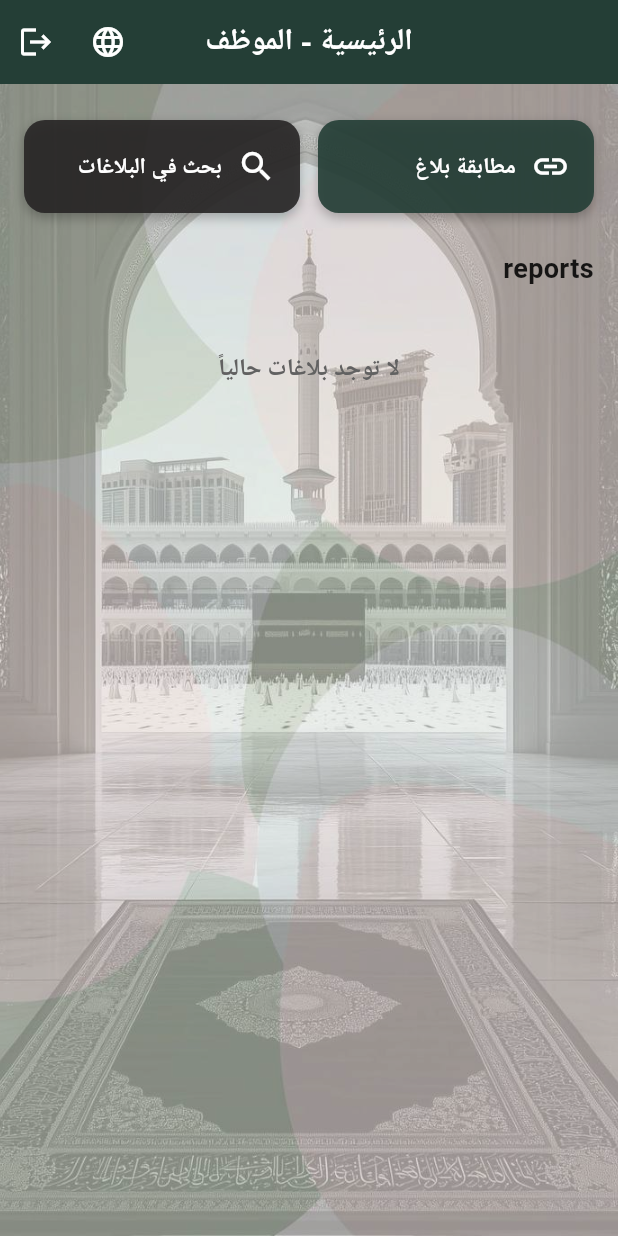
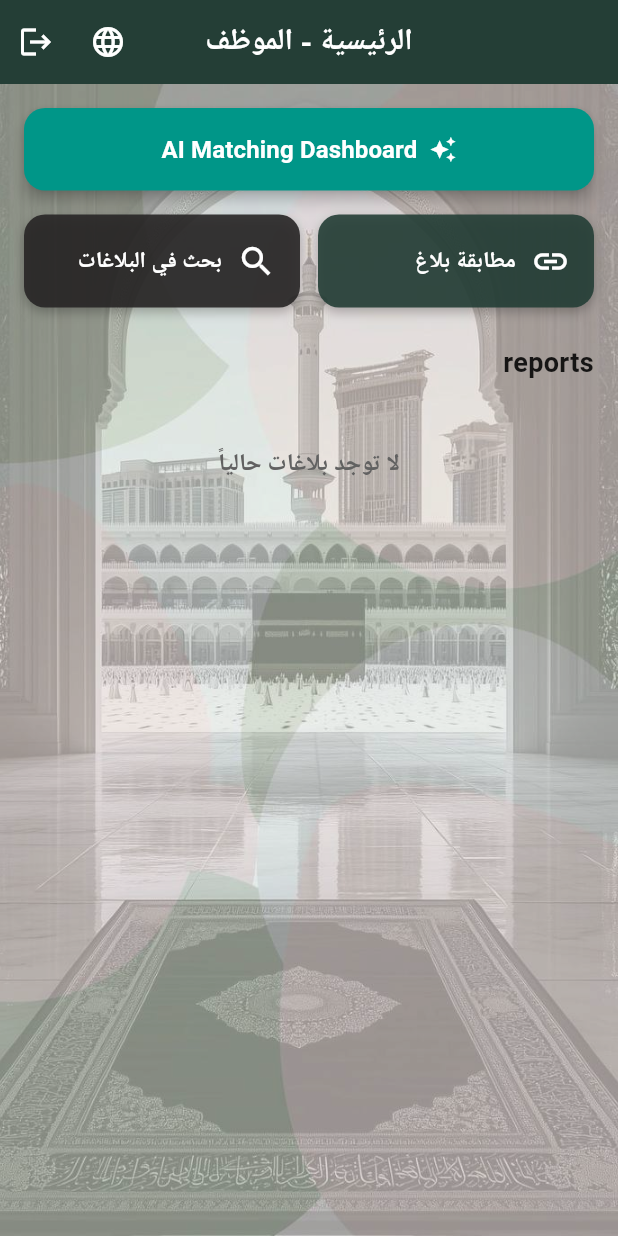
Before and after one commit to Rawan806/2025_GP_18, a Flutter app: the StaffHomePage screen opened directly, on a phone screen of 412 x 824 dp. Run offline on Flutter 3.47's test engine with Material 3 defaults, Android fonts, the phone set to English and light mode, and no system bars; our stand-ins replace cloud_firestore, firebase_auth, firebase_core, firebase_storage, image_picker, intl_phone_number_input; missing offline and left inert: tflite_flutter; accounts and stored records are empty; project files that could hold a hidden picture were left out.

Commit message:
major debugs - integrating interfaces

```diff
--- a/lib/Staff_HomePage/staff_homepage.dart
+++ b/lib/Staff_HomePage/staff_homepage.dart
@@ -2,6 +2,7 @@ import 'package:flutter/material.dart';
 import 'package:cloud_firestore/cloud_firestore.dart';
 
 import '../staff/found_item_page.dart';
+import '../search_page.dart';
 import '../welcomePage/welcome_screen.dart';
 import '../staff/search_reports_page.dart';
 import '../staff/report_details_page.dart';
@@ -80,7 +81,7 @@ class StaffHomePage extends StatelessWidget {
       stream: FirebaseFirestore.instance
           .collection('lostItems')
           .orderBy('createdAt', descending: true)
-          .limit(25) // نخليه أكبر لأننا بنفلتر الملغي
+          .limit(25)
           .snapshots(),
       builder: (context, snapshot) {
         if (snapshot.hasError) {
@@ -110,14 +111,12 @@ class StaffHomePage extends StatelessWidget {
 
         final docs = snapshot.data?.docs ?? [];
 
-        // ✅ فلترة البلاغات الملغية من طرف المُبلِّغ
         final filteredDocs = docs.where((doc) {
           final data = doc.data() as Map<String, dynamic>;
           final status = (data['status'] ?? '').toString();
           return !_isCancelledStatus(status);
         }).toList();
 
-        // ✅ ناخذ 10 بعد الفلترة
         final latestReports = filteredDocs.take(10).map((doc) {
           final data = doc.data() as Map<String, dynamic>;
           return {
@@ -140,7 +139,6 @@ class StaffHomePage extends StatelessWidget {
           };
         }).toList();
 
-        // خلي الحالات "مغلقة / Closed" تنزل آخر القائمة
         latestReports.sort((a, b) {
           final sa = (a['status'] ?? '').toString();
           final sb = (b['status'] ?? '').toString();
@@ -213,7 +211,37 @@ class StaffHomePage extends StatelessWidget {
                   child: Column(
                     crossAxisAlignment: CrossAxisAlignment.stretch,
                     children: [
-                      const SizedBox(height: 8),
+                      // ======== NEW: واضح جدًا فوق ========
+                      ElevatedButton.icon(
+                        style: ElevatedButton.styleFrom(
+                          backgroundColor: Colors.teal,
+                          foregroundColor: Colors.white,
+                          padding: const EdgeInsets.symmetric(vertical: 16),
+                          shape: RoundedRectangleBorder(
+                            borderRadius: BorderRadius.circular(14),
+                          ),
+                          elevation: 4,
+                        ),
+                        onPressed: () {
+                          Navigator.push(
+                            context,
+                            MaterialPageRoute(
+                              builder: (_) => const SearchPage(),
+                            ),
+                          );
+                        },
+                        icon: const Icon(Icons.auto_awesome),
+                        label: const Text(
+                          'AI Matching Dashboard',
+                          style: TextStyle(
+                            fontSize: 16,
+                            fontWeight: FontWeight.w700,
+                          ),
+                        ),
+                      ),
+
+                      const SizedBox(height: 16),
+
                       Row(
                         children: [
                           Expanded(
@@ -247,7 +275,8 @@ class StaffHomePage extends StatelessWidget {
                                 Navigator.push(
                                   context,
                                   MaterialPageRoute(
-                                    builder: (context) => const SearchReportsPage(),
+                                    builder: (context) =>
+                                    const SearchReportsPage(),
                                   ),
                                 );
                               },
@@ -258,7 +287,6 @@ class StaffHomePage extends StatelessWidget {
 
                       const SizedBox(height: 24),
 
-                      // ✅ بدل latestReports صار reports
                       Text(
                         AppLocalizations.translate(
                           'reports',
@@ -277,7 +305,9 @@ class StaffHomePage extends StatelessWidget {
                           child: Padding(
                             padding: const EdgeInsets.symmetric(vertical: 30),
                             child: Text(
-                              isArabic ? 'لا توجد بلاغات حالياً' : 'No reports yet',
+                              isArabic
+                                  ? 'لا توجد بلاغات حالياً'
+                                  : 'No reports yet',
                               style: TextStyle(
                                 fontSize: 16,
                                 color: Colors.grey[700],
@@ -291,7 +321,8 @@ class StaffHomePage extends StatelessWidget {
                           shrinkWrap: true,
                           physics: const NeverScrollableScrollPhysics(),
                           itemCount: latestReports.length,
-                          separatorBuilder: (_, __) => const SizedBox(height: 12),
+                          separatorBuilder: (_, __) =>
+                          const SizedBox(height: 12),
                           itemBuilder: (context, index) {
                             final report = latestReports[index];
                             return _ReportListTile(
```
Also changed, not shown: lib/LostForm/LostForm.dart (+32 -70 lines), lib/TrackReports/track_reports.dart (+55 -47 lines), lib/main.dart (+6 -11 lines), lib/search_page.dart (+42 -11 lines).
